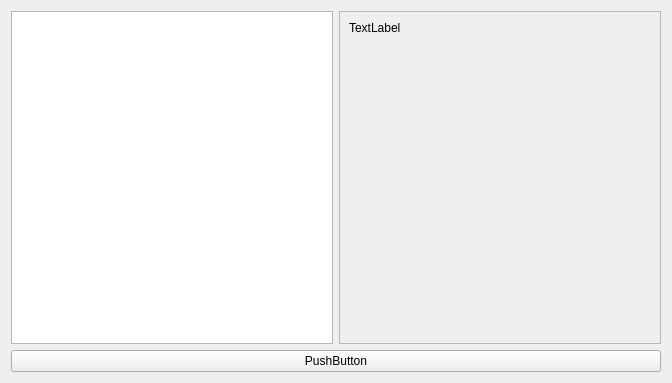
First picture: the form in src/platform/qt/tmc/EntityView.ui, repository octorock/mgba, before the edit.
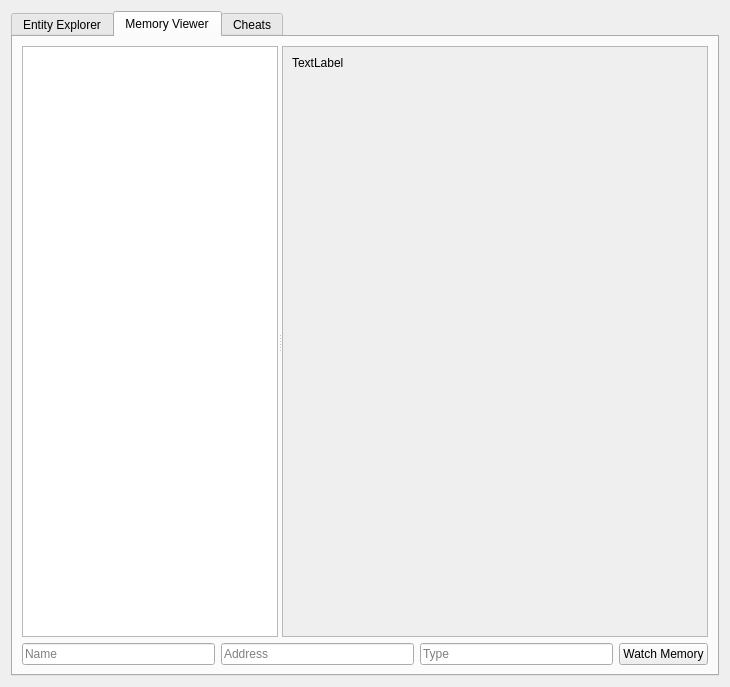
Second picture: the form after the edit. The open tabs and pages were chosen to show the change.

Commit message: Add memory viewer and some cheats

Patch:
```diff
--- a/src/platform/qt/tmc/EntityView.ui
+++ b/src/platform/qt/tmc/EntityView.ui
@@ -6,8 +6,8 @@
    <rect>
     <x>0</x>
     <y>0</y>
-    <width>672</width>
-    <height>383</height>
+    <width>730</width>
+    <height>687</height>
    </rect>
   </property>
   <property name="windowTitle">
@@ -15,27 +15,204 @@
   </property>
   <layout class="QVBoxLayout" name="verticalLayout">
    <item>
-    <layout class="QHBoxLayout" name="horizontalLayout">
-     <item>
-      <widget class="QListView" name="entityLists"/>
-     </item>
-     <item>
-      <widget class="QScrollArea" name="scrollArea">
-       <property name="widgetResizable">
-        <bool>true</bool>
+    <widget class="QTabWidget" name="tabWidget">
+     <property name="currentIndex">
+      <number>0</number>
+     </property>
+     <widget class="QWidget" name="tabEntityExplorer">
+      <attribute name="title">
+       <string>Entity Explorer</string>
+      </attribute>
+      <layout class="QVBoxLayout" name="verticalLayout_3">
+       <item>
+        <widget class="QSplitter" name="splitter">
+         <property name="orientation">
+          <enum>Qt::Horizontal</enum>
+         </property>
+         <property name="opaqueResize">
+          <bool>true</bool>
+         </property>
+         <property name="childrenCollapsible">
+          <bool>false</bool>
+         </property>
+         <widget class="QListView" name="entityLists"/>
+         <widget class="QScrollArea" name="scrollArea">
+          <property name="sizePolicy">
+           <sizepolicy hsizetype="Expanding" vsizetype="Expanding">
+            <horstretch>1</horstretch>
+            <verstretch>0</verstretch>
+           </sizepolicy>
+          </property>
+          <property name="widgetResizable">
+           <bool>true</bool>
+          </property>
+          <widget class="QWidget" name="scrollAreaWidgetContents">
+           <property name="geometry">
+            <rect>
+             <x>0</x>
+             <y>0</y>
+             <width>428</width>
+             <height>621</height>
+            </rect>
+           </property>
+           <layout class="QVBoxLayout" name="verticalLayout_2">
+            <item>
+             <widget class="QLabel" name="entityInfo">
+              <property name="text">
+               <string>TextLabel</string>
+              </property>
+             </widget>
+            </item>
+            <item>
+             <spacer name="verticalSpacer">
+              <property name="orientation">
+               <enum>Qt::Vertical</enum>
+              </property>
+              <property name="sizeHint" stdset="0">
+               <size>
+                <width>20</width>
+                <height>40</height>
+               </size>
+              </property>
+             </spacer>
+            </item>
+           </layout>
+          </widget>
+         </widget>
+        </widget>
+       </item>
+      </layout>
+     </widget>
+     <widget class="QWidget" name="tab_2">
+      <attribute name="title">
+       <string>Memory Viewer</string>
+      </attribute>
+      <layout class="QVBoxLayout" name="verticalLayout_6" stretch="8,0">
+       <item>
+        <widget class="QSplitter" name="splitter_2">
+         <property name="sizePolicy">
+          <sizepolicy hsizetype="Expanding" vsizetype="Preferred">
+           <horstretch>0</horstretch>
+           <verstretch>0</verstretch>
+          </sizepolicy>
+         </property>
+         <property name="orientation">
+          <enum>Qt::Horizontal</enum>
+         </property>
+         <property name="childrenCollapsible">
+          <bool>false</bool>
+         </property>
+         <widget class="QListView" name="listMemory">
+          <property name="sizePolicy">
+           <sizepolicy hsizetype="Expanding" vsizetype="Expanding">
+            <horstretch>0</horstretch>
+            <verstretch>0</verstretch>
+           </sizepolicy>
+          </property>
+         </widget>
+         <widget class="QScrollArea" name="scrollArea_2">
+          <property name="sizePolicy">
+           <sizepolicy hsizetype="Expanding" vsizetype="Expanding">
+            <horstretch>1</horstretch>
+            <verstretch>0</verstretch>
+           </sizepolicy>
+          </property>
+          <property name="widgetResizable">
+           <bool>true</bool>
+          </property>
+          <widget class="QWidget" name="scrollAreaWidgetContents_2">
+           <property name="geometry">
+            <rect>
+             <x>0</x>
+             <y>0</y>
+             <width>428</width>
+             <height>591</height>
+            </rect>
+           </property>
+           <layout class="QVBoxLayout" name="verticalLayout_5">
+            <item>
+             <widget class="QLabel" name="labelMemory">
+              <property name="sizePolicy">
+               <sizepolicy hsizetype="Preferred" vsizetype="Preferred">
+                <horstretch>0</horstretch>
+                <verstretch>0</verstretch>
+               </sizepolicy>
+              </property>
+              <property name="text">
+               <string>TextLabel</string>
+              </property>
+             </widget>
+            </item>
+            <item>
+             <spacer name="verticalSpacer_3">
+              <property name="orientation">
+               <enum>Qt::Vertical</enum>
+              </property>
+              <property name="sizeHint" stdset="0">
+               <size>
+                <width>20</width>
+                <height>40</height>
+               </size>
+              </property>
+             </spacer>
+            </item>
+           </layout>
+          </widget>
+         </widget>
+        </widget>
+       </item>
+       <item>
+        <layout class="QHBoxLayout" name="horizontalLayout">
+         <item>
+          <widget class="QLineEdit" name="lineEditName">
+           <property name="placeholderText">
+            <string>Name</string>
+           </property>
+          </widget>
+         </item>
+         <item>
+          <widget class="QLineEdit" name="lineEditAddress">
+           <property name="placeholderText">
+            <string>Address</string>
+           </property>
+          </widget>
+         </item>
+         <item>
+          <widget class="QLineEdit" name="lineEditType">
+           <property name="placeholderText">
+            <string>Type</string>
+           </property>
+          </widget>
+         </item>
+         <item>
+          <widget class="QPushButton" name="pushButtonWatchMemory">
+           <property name="text">
+            <string>Watch Memory</string>
+           </property>
+          </widget>
+         </item>
+        </layout>
+       </item>
+      </layout>
+     </widget>
+     <widget class="QWidget" name="tabCheats">
+      <property name="sizePolicy">
+       <sizepolicy hsizetype="Preferred" vsizetype="Preferred">
+        <horstretch>0</horstretch>
+        <verstretch>0</verstretch>
+       </sizepolicy>
+      </property>
+      <attribute name="title">
+       <string>Cheats</string>
+      </attribute>
+      <layout class="QHBoxLayout" name="horizontalLayout_2">
+       <property name="sizeConstraint">
+        <enum>QLayout::SetMinimumSize</enum>
        </property>
-       <widget class="QWidget" name="scrollAreaWidgetContents">
-        <property name="geometry">
-         <rect>
-          <x>0</x>
-          <y>0</y>
-          <width>321</width>
-          <height>333</height>
-         </rect>
-        </property>
-        <layout class="QVBoxLayout" name="verticalLayout_2">
-         <item>
-          <widget class="QLabel" name="entityInfo">
+       <item>
+        <layout class="QVBoxLayout" name="verticalLayout_4">
+         <item alignment="Qt::AlignLeft">
+          <widget class="QPushButton" name="pushButtonFullHealth">
            <property name="text">
             <string>TextLabel</string>
            </property>
@@ -55,16 +232,22 @@
           </spacer>
          </item>
         </layout>
-       </widget>
-      </widget>
-     </item>
-    </layout>
-   </item>
-   <item>
-    <widget class="QPushButton" name="pushButton">
-     <property name="text">
-      <string>PushButton</string>
-     </property>
+       </item>
+       <item>
+        <spacer name="horizontalSpacer">
+         <property name="orientation">
+          <enum>Qt::Horizontal</enum>
+         </property>
+         <property name="sizeHint" stdset="0">
+          <size>
+           <width>40</width>
+           <height>20</height>
+          </size>
+         </property>
+        </spacer>
+       </item>
+      </layout>
+     </widget>
     </widget>
    </item>
   </layout>
```
Left out of the diff: 71 changed lines with no effect on the pictures. The commit also changes 5 other files.
